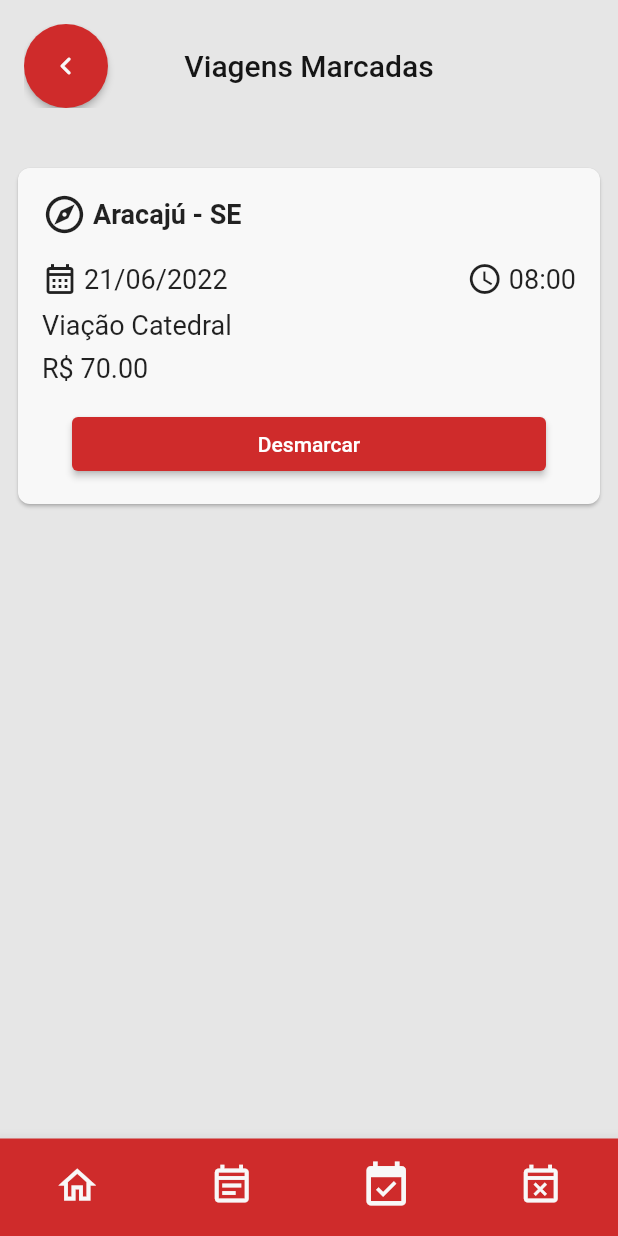
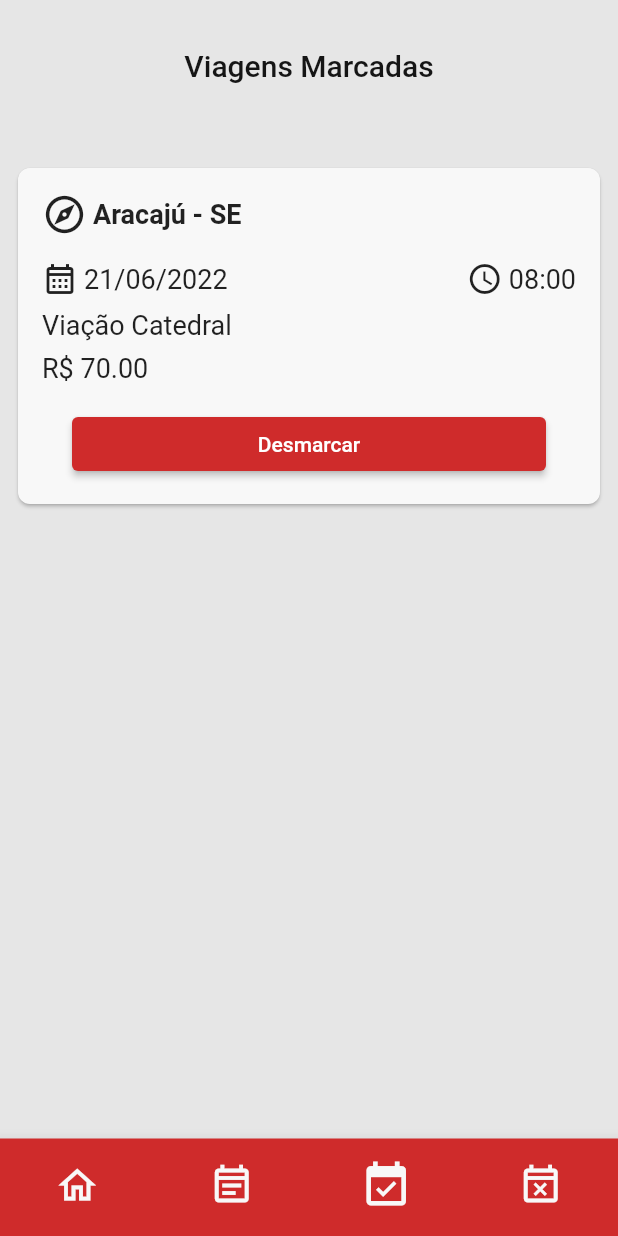
Before and after one commit to eduardor0cha/terminal_rodoviario, a Flutter app: the screen it shows after launch, on a phone screen of 412 x 824 dp. Run offline on Flutter 3.47's test engine with Material 2 defaults, Android fonts, the phone set to English and light mode, and no system bars.

```diff
--- a/lib/pages/viagens_marcadas.dart
+++ b/lib/pages/viagens_marcadas.dart
@@ -34,17 +34,6 @@ class _ViagensMarcadasState extends State<ViagensMarcadas> {
             backgroundColor: Colors.transparent,
             systemOverlayStyle: null,
             elevation: 0,
-            leading: ElevatedButton(
-              child: Icon(
-                Icons.keyboard_arrow_left_rounded,
-                color: CoresApp.white,
-              ),
-              onPressed: () => {},
-              style: ElevatedButton.styleFrom(
-                shape: const CircleBorder(),
-                primary: CoresApp.lightRed,
-              ),
-            ),
             title: Text(
               'Viagens Marcadas',
               style: TextStyle(color: CoresApp.black),
```
Also changed, not shown: lib/widgets/barra_navegacao.dart (+55 -0 lines), 2 other files.
